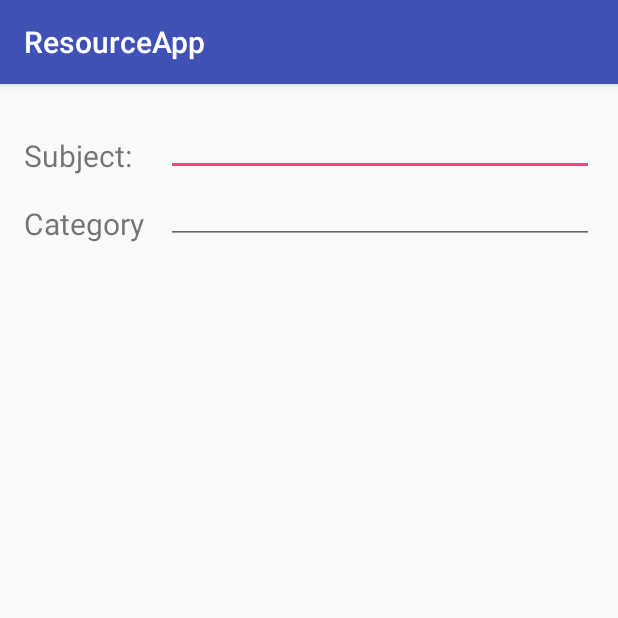
After one commit to MadelynTav/ResourceApp, an Android app: the CreateNewPostActivity screen opened directly, with no data from a screen before it, on a phone screen of 412 x 824 dp, the top half of it. The commit adds this screen. Run offline under Robolectric (Android 15) with nearby library versions, the phone set to English and light mode, and no system bars.

Commit message:
add post page integrated

```diff
--- a/app/src/main/AndroidManifest.xml
+++ b/app/src/main/AndroidManifest.xml
@@ -31,6 +31,8 @@
         </activity>
         <activity android:name=".components.organization_profile_setup.OrganizationProfileActivity">
         </activity>
+        <activity android:name=".components.post.CreateNewPostActivity">
+        </activity>
     </application>
 
 </manifest>
--- /dev/null
+++ b/app/src/main/java/boston/hackingforgood/resourceapp/components/post/CreateNewPostActivity.java
@@ -0,0 +1,15 @@
+package boston.hackingforgood.resourceapp.components.post;
+
+import android.support.v7.app.AppCompatActivity;
+import android.os.Bundle;
+
+import boston.hackingforgood.resourceapp.R;
+
+public class CreateNewPostActivity extends AppCompatActivity {
+
+    @Override
+    protected void onCreate(Bundle savedInstanceState) {
+        super.onCreate(savedInstanceState);
+        setContentView(R.layout.activity_create_new_post);
+    }
+}
--- /dev/null
+++ b/app/src/main/res/layout/activity_create_new_post.xml
@@ -0,0 +1,62 @@
+<?xml version="1.0" encoding="utf-8"?>
+<LinearLayout
+    xmlns:android="http://schemas.android.com/apk/res/android"
+    xmlns:tools="http://schemas.android.com/tools"
+    android:layout_width="match_parent"
+    android:layout_height="match_parent"
+    android:paddingBottom="@dimen/activity_vertical_margin"
+    android:paddingLeft="@dimen/activity_horizontal_margin"
+    android:paddingRight="@dimen/activity_horizontal_margin"
+    android:paddingTop="@dimen/activity_vertical_margin"
+    android:orientation="vertical"
+    tools:context="boston.hackingforgood.resourceapp.components.post.CreateNewPostActivity"
+    >
+
+   <LinearLayout
+       android:layout_width="match_parent"
+       android:layout_height="wrap_content"
+       >
+       <TextView
+           android:layout_width="0dp"
+           android:layout_height="match_parent"
+           android:layout_weight="1"
+           android:textSize="20sp"
+           android:gravity="bottom"
+           android:text="@string/subject"
+           />
+       <EditText
+           android:layout_width="0dp"
+           android:layout_height="wrap_content"
+           android:layout_weight="3"
+           android:id="@+id/subjectEditText"
+           />
+
+   </LinearLayout>
+
+    <LinearLayout
+        android:layout_width="match_parent"
+        android:layout_height="wrap_content"
+        >
+        <TextView
+            android:layout_width="0dp"
+            android:layout_height="match_parent"
+            android:layout_weight="1"
+            android:textSize="20sp"
+            android:gravity="bottom"
+            android:text="@string/category"
+            />
+        <EditText
+            android:layout_width="0dp"
+            android:layout_height="wrap_content"
+            android:layout_weight="3"
+            android:id="@+id/categoryEditText"
+            />
+
+    </LinearLayout>
+    <TextView
+        android:layout_width="match_parent"
+        android:layout_height="0dp"
+        android:layout_weight="2"
+        android:id="@+id/postBodyEditText"/>
+
+</LinearLayout>
--- a/app/src/main/res/values/strings.xml
+++ b/app/src/main/res/values/strings.xml
@@ -49,4 +49,6 @@
     <string name="organization_email_address">Organization Email Address</string>
     <string name="organization_phone">Organization Phone</string>
     <string name="organization_website">Organization Website</string>
+    <string name="subject">Subject:</string>
+    <string name="category">Category</string>
 </resources>
```
